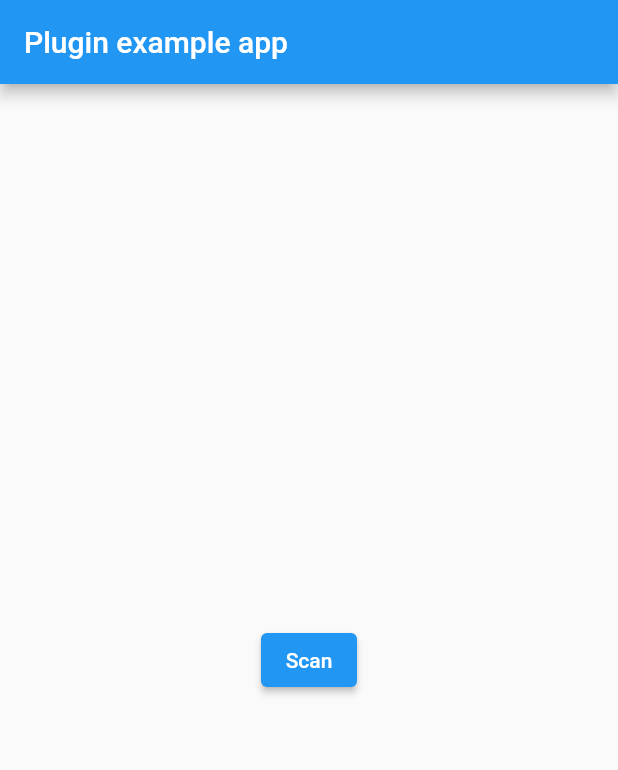
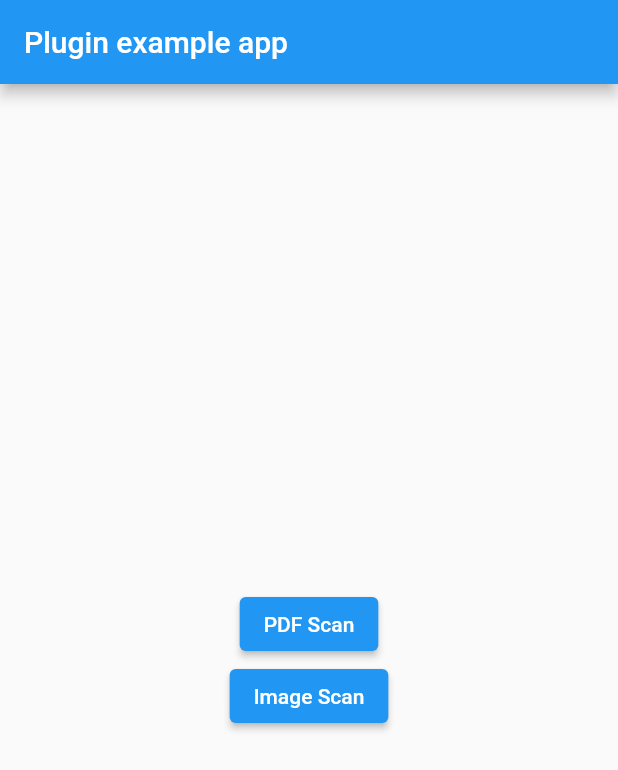
Before and after one commit to ishaquehassan/document_scanner_flutter, a Flutter app: the screen it shows after launch, on a phone screen of 412 x 824 dp. Shown: the top 770 px of the screen. Run offline on Flutter 3.47's test engine with Material 2 defaults, Android fonts, the phone set to English and light mode, and no system bars; our stand-ins replace pdf, photo_view; missing offline and left inert: advance_pdf_viewer.

Commit message:
Release of version 0.2.0

```diff
--- a/example/lib/main.dart
+++ b/example/lib/main.dart
@@ -1,7 +1,9 @@
 import 'dart:io';
 
 import 'package:document_scanner_flutter/document_scanner_flutter.dart';
+import 'package:document_scanner_flutter/configs/configs.dart';
 import 'package:flutter/material.dart';
+import 'package:advance_pdf_viewer/advance_pdf_viewer.dart';
 
 void main() {
   runApp(MyApp());
@@ -13,7 +15,36 @@ class MyApp extends StatefulWidget {
 }
 
 class _MyAppState extends State<MyApp> {
-  File? _scannedDocument;
+  PDFDocument? _scannedDocument;
+  File? _scannedDocumentFile;
+  File? _scannedImage;
+
+  openPdfScanner(BuildContext context) async {
+    var doc = await DocumentScannerFlutter.launchForPdf(context,
+        androidConfigs: {
+          ScannerConfigsAndroid.ANDROID_NEXT_BUTTON_TITLE: "Next Step"
+        });
+    if (doc != null) {
+      _scannedDocument = null;
+      setState(() {});
+      await Future.delayed(Duration(milliseconds: 100));
+      _scannedDocumentFile = doc;
+      _scannedDocument = await PDFDocument.fromFile(doc);
+      setState(() {});
+    }
+  }
+
+  openImageScanner(BuildContext context) async {
+    var image = await DocumentScannerFlutter.launch(context,
+        //source: ScannerFileSource.CAMERA,
+        androidConfigs: {
+          ScannerConfigsAndroid.ANDROID_NEXT_BUTTON_TITLE: "Next Step"
+        });
+    if (image != null) {
+      _scannedImage = image;
+      setState(() {});
+    }
+  }
 
   @override
   Widget build(BuildContext context) {
@@ -22,31 +53,40 @@ class _MyAppState extends State<MyApp> {
         appBar: AppBar(
           title: const Text('Plugin example app'),
         ),
-        body: Center(
-          child: Column(
+        body: Column(
           mainAxisAlignment: MainAxisAlignment.center,
           crossAxisAlignment: CrossAxisAlignment.center,
           children: [
-              if (_scannedDocument != null) ...[
-                Image.file(_scannedDocument!, width: 200),
+            if (_scannedDocument != null || _scannedImage != null) ...[
+              if (_scannedImage != null)
+                Image.file(_scannedImage!,
+                    width: 300, height: 300, fit: BoxFit.contain),
+              if (_scannedDocument != null)
+                Expanded(
+                    child: PDFViewer(
+                  document: _scannedDocument!,
+                )),
               Padding(
                 padding: const EdgeInsets.all(8.0),
-                  child: Text(_scannedDocument!.path),
+                child: Text(
+                    _scannedDocumentFile?.path ?? _scannedImage?.path ?? ''),
               ),
             ],
-              Builder(builder: (context) {
+            Center(
+              child: Builder(builder: (context) {
                 return ElevatedButton(
-                    onPressed: () async {
-                      var doc = await DocumentScannerFlutter.launch(context);
-                      if (doc != null) {
-                        _scannedDocument = doc;
-                        setState(() {});
-                      }
-                    },
-                    child: Text("Scan"));
-              })
+                    onPressed: () => openPdfScanner(context),
+                    child: Text("PDF Scan"));
+              }),
+            ),
+            Center(
+              child: Builder(builder: (context) {
+                return ElevatedButton(
+                    onPressed: () => openImageScanner(context),
+                    child: Text("Image Scan"));
+              }),
+            )
           ],
-          ),
         ),
       ),
     );
--- a/example/pubspec.yaml
+++ b/example/pubspec.yaml
@@ -12,6 +12,7 @@ dependencies:
   flutter:
     sdk: flutter
 
+  advance_pdf_viewer: ^2.0.0
   document_scanner_flutter:
     # When depending on this package from a real application you should use:
     #   document_scanner_flutter: ^x.y.z
--- /dev/null
+++ b/lib/configs/configs.dart
@@ -0,0 +1,9 @@
+enum ScannerFileSource { CAMERA, GALLERY, PDF }
+enum ScannerConfigsAndroid {
+  ANDROID_NEXT_BUTTON_TITLE,
+  ANDROID_SAVE_BUTTON_TITLE,
+  ANDROID_ROTATE_LEFT_TITLE,
+  ANDROID_ROTATE_RIGHT_TITLE,
+  ANDROID_ORIGINAL_TITLE,
+  ANDROID_BMW_TITLE
+}
--- a/pubspec.yaml
+++ b/pubspec.yaml
@@ -1,6 +1,6 @@
 name: document_scanner_flutter
 description: A android & ios document scanner & auto detetctor plugin for flutter.
-version: 0.1.2
+version: 0.2.0
 homepage: https://github.com/ishaquehassan/document_scanner_flutter
 
 environment:
@@ -10,6 +10,9 @@ environment:
 dependencies:
   flutter:
     sdk: flutter
+  pdf: ^3.4.0
+  photo_view: ^0.11.1
+  path_provider: ^2.0.2
 
 dev_dependencies:
   flutter_test:
```
Also changed, not shown: lib/document_scanner_flutter.dart (+32 -10 lines), lib/screens/pdf_generator_gallery.dart (added, +201 -0 lines), lib/screens/photo_viewer.dart (added, +41 -0 lines), example/pubspec.lock, pubspec.lock, 9 other files. Lines whose indentation alone changed are shown as unchanged.
